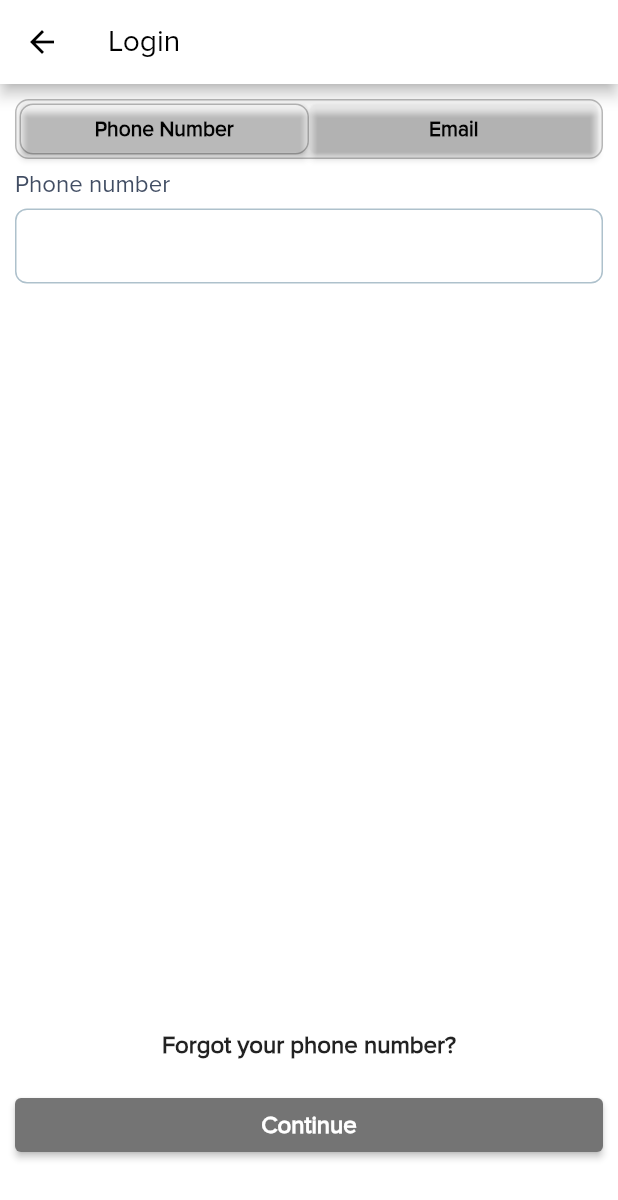
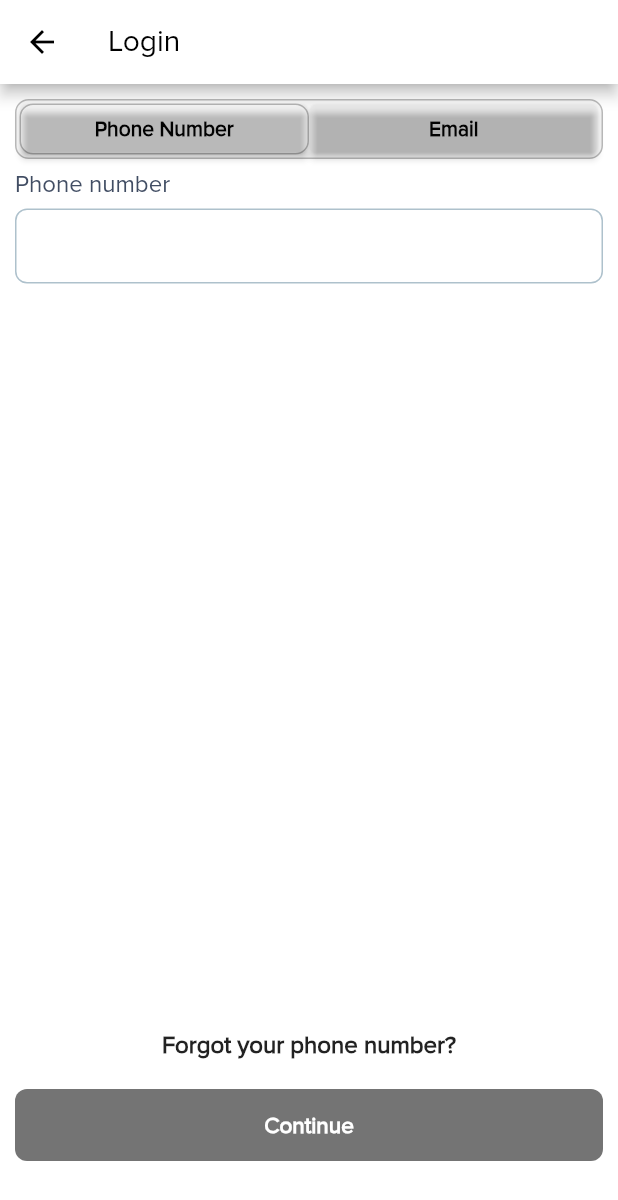
Before and after one commit to ivoryio/Ivory, a Flutter app: the screen it shows after launch, after a tap on "Login", on a phone screen of 412 x 824 dp. Shown: the top 1200 px of the screen. Run offline on Flutter 3.47's test engine with Material 2 defaults, Android fonts, the phone set to English and light mode, and no system bars; drawn by our look-alikes of flutter_platform_widgets; our stand-ins replace bloc, dotted_border, equatable, fl_chart, flutter_bloc, go_router.

Commit message:
added button widget

```diff
--- a/lib/screens/landing/landing_screen.dart
+++ b/lib/screens/landing/landing_screen.dart
@@ -3,6 +3,7 @@ import 'package:flutter_platform_widgets/flutter_platform_widgets.dart';
 import 'package:go_router/go_router.dart';
 import 'package:solaris_structure_1/router/routing_constants.dart';
 
+import '../../widgets/button.dart';
 import '../../widgets/expanded_button.dart';
 import '../../widgets/screen.dart';
 
@@ -70,15 +71,8 @@ class LandingScreenContent extends StatelessWidget {
               children: [
                 SizedBox(
                   width: double.infinity,
-                  child: PlatformElevatedButton(
-                    child: const Text(
-                      "Login",
-                      style: TextStyle(
-                        color: Colors.white,
-                        fontSize: 16,
-                        fontWeight: FontWeight.bold,
-                      ),
-                    ),
+                  child: PrimaryButton(
+                    text: "Login",
                     onPressed: () {
                       context.push(loginRoute.path);
                     },
@@ -87,16 +81,10 @@ class LandingScreenContent extends StatelessWidget {
                 const SizedBox(height: 10),
                 SizedBox(
                   width: double.infinity,
-                  child: PlatformElevatedButton(
-                    color: Color(0xffD9D9D9),
-                    child: const Text(
-                      "Signup",
-                      style: TextStyle(
-                        color: Color(0xff747474),
-                        fontSize: 16,
-                        fontWeight: FontWeight.bold,
-                      ),
-                    ),
+                  child: Button(
+                    text: "Signup",
+                    color: const Color(0xffD9D9D9),
+                    textColor: const Color(0xff747474),
                     onPressed: () {
                       context.push(signupRoute.path);
                     },
@@ -126,7 +114,7 @@ class HeroImage extends StatelessWidget {
           bottomRight: Radius.circular(24),
         ),
       ),
-      child: Icon(
+      child: const Icon(
         Icons.image_outlined,
         size: 100,
         color: Color(0xff747474),
--- a/lib/screens/login/login_screen.dart
+++ b/lib/screens/login/login_screen.dart
@@ -4,6 +4,7 @@ import 'package:flutter/cupertino.dart';
 import 'package:flutter/material.dart';
 import 'package:flutter_bloc/flutter_bloc.dart';
 import 'package:flutter_platform_widgets/flutter_platform_widgets.dart';
+import 'package:solaris_structure_1/widgets/button.dart';
 import 'package:solaris_structure_1/widgets/screen.dart';
 
 import '../../cubits/auth_cubit/auth_cubit.dart';
@@ -122,9 +123,9 @@ class _PhoneNumberLoginFormState extends State<PhoneNumberLoginForm> {
               ),
               SizedBox(
                 width: double.infinity,
-                child: PlatformElevatedButton(
-                  color: Color(0xff747474),
-                  onPressed: () async {
+                child: SecondaryButton(
+                  text: "Continue",
+                  onPressed: () {
                     if (_formKey.currentState!.validate()) {
                       _formKey.currentState!.save();
                       String phoneNumber = phoneController.text;
@@ -134,14 +135,6 @@ class _PhoneNumberLoginFormState extends State<PhoneNumberLoginForm> {
                       context.read<AuthCubit>().login(phoneNumber);
                     }
                   },
-                  child: const Text(
-                    'Continue',
-                    style: TextStyle(
-                      color: Colors.white,
-                      fontSize: 16,
-                      fontWeight: FontWeight.bold,
-                    ),
-                  ),
                 ),
               ),
             ],
--- /dev/null
+++ b/lib/widgets/button.dart
@@ -0,0 +1,130 @@
+import 'package:flutter/material.dart';
+import 'package:flutter_platform_widgets/flutter_platform_widgets.dart';
+
+const double _defaultFontSize = 15;
+const double _defaultBorderRadius = 8.0;
+
+class Button extends StatelessWidget {
+  final String text;
+  final Color? color;
+  final Color? textColor;
+  final TextStyle? textStyle;
+  final EdgeInsetsGeometry? padding;
+  final double? fontSize;
+  final double? borderRadius;
+  final BoxBorder? border;
+
+  final Function onPressed;
+
+  const Button({
+    super.key,
+    required this.text,
+    required this.onPressed,
+    this.border,
+    this.textStyle,
+    this.color = Colors.black,
+    this.textColor = Colors.white,
+    this.borderRadius = _defaultBorderRadius,
+    this.fontSize = _defaultFontSize,
+    this.padding = const EdgeInsets.symmetric(vertical: 15, horizontal: 10),
+  });
+
+  @override
+  Widget build(BuildContext context) {
+    TextStyle defaultTextStyle = TextStyle(
+      color: textColor,
+      fontSize: fontSize,
+      fontWeight: FontWeight.bold,
+    );
+
+    Widget widget = PlatformElevatedButton(
+      color: color,
+      child: Text(
+        text,
+        style: textStyle != null
+            ? defaultTextStyle.merge(textStyle)
+            : defaultTextStyle,
+      ),
+      cupertino: (context, platform) => CupertinoElevatedButtonData(
+        borderRadius: BorderRadius.all(Radius.circular(borderRadius!)),
+      ),
+      material: (context, platform) => MaterialElevatedButtonData(
+        style: ElevatedButton.styleFrom(
+          elevation: 0,
+          padding: padding,
+          backgroundColor: color,
+          foregroundColor: textColor,
+          shape: RoundedRectangleBorder(
+            borderRadius: BorderRadius.all(Radius.circular(borderRadius!)),
+          ),
+        ),
+      ),
+      onPressed: () {
+        onPressed();
+      },
+    );
+
+    if (border != null) {
+      return Container(
+        decoration: BoxDecoration(
+            borderRadius: BorderRadius.all(Radius.circular(borderRadius!)),
+            border: border),
+        child: widget,
+      );
+    }
+
+    return widget;
+  }
+}
+
+class PrimaryButton extends StatelessWidget {
+  final String text;
+  final Function onPressed;
+  final TextStyle? textStyle;
+
+  const PrimaryButton({
+    super.key,
+    this.textStyle,
+    required this.text,
+    required this.onPressed,
+  });
+
+  @override
+  Widget build(BuildContext context) {
+    return Button(
+      text: text,
+      textStyle: textStyle,
+      color: Colors.black,
+      textColor: Colors.white,
+      onPressed: () {
+        onPressed();
+      },
+    );
+  }
+}
+
+class SecondaryButton extends StatelessWidget {
+  final String text;
+  final Function onPressed;
+  final TextStyle? textStyle;
+
+  const SecondaryButton({
+    super.key,
+    this.textStyle,
+    required this.text,
+    required this.onPressed,
+  });
+
+  @override
+  Widget build(BuildContext context) {
+    return Button(
+      text: text,
+      textStyle: textStyle,
+      color: const Color(0xff747474),
+      textColor: Colors.white,
+      onPressed: () {
+        onPressed();
+      },
+    );
+  }
+}
```
